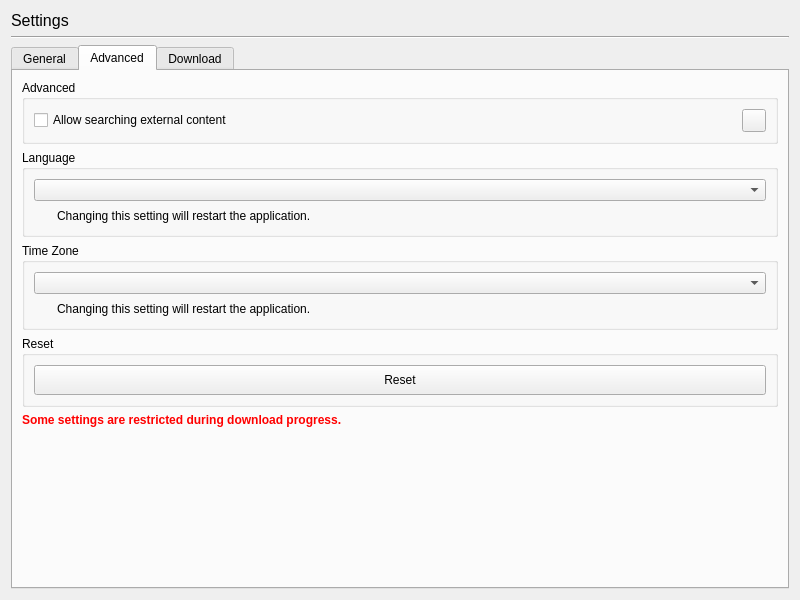
devhotteok/TwitchLink, file resources/ui/settings.ui: the form before one commit.
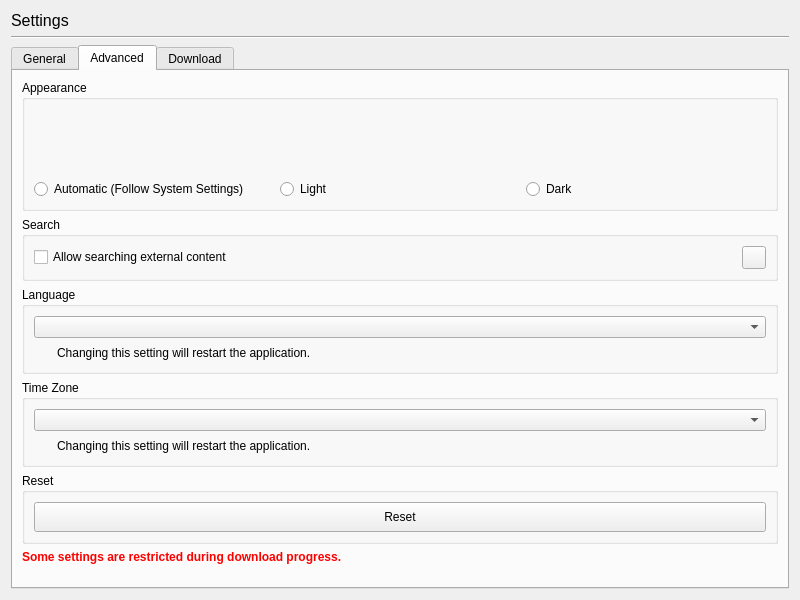
The form after the commit. The open tabs and pages were chosen to show the change. Icons and pictures are not drawn.

Patch:
```diff
--- a/resources/ui/settings.ui
+++ b/resources/ui/settings.ui
@@ -370,9 +370,150 @@
           </sizepolicy>
          </property>
          <property name="title">
-          <string>Advanced</string>
+          <string>Appearance</string>
          </property>
-         <layout class="QVBoxLayout" name="advancedAreaLayout">
+         <layout class="QHBoxLayout" name="themeAreaLayout">
+          <item>
+           <layout class="QVBoxLayout" name="automaticThemeAreaLayout">
+            <item>
+             <widget class="QLabel" name="automaticThemeIcon">
+              <property name="sizePolicy">
+               <sizepolicy hsizetype="Fixed" vsizetype="Fixed">
+                <horstretch>0</horstretch>
+                <verstretch>0</verstretch>
+               </sizepolicy>
+              </property>
+              <property name="minimumSize">
+               <size>
+                <width>64</width>
+                <height>64</height>
+               </size>
+              </property>
+              <property name="pixmap">
+               <pixmap>../icons/light/theme_automatic.svg</pixmap>
+              </property>
+              <property name="scaledContents">
+               <bool>true</bool>
+              </property>
+              <property name="alignment">
+               <set>Qt::AlignCenter</set>
+              </property>
+             </widget>
+            </item>
+            <item>
+             <widget class="QRadioButton" name="automaticThemeRadioButton">
+              <property name="minimumSize">
+               <size>
+                <width>220</width>
+                <height>0</height>
+               </size>
+              </property>
+              <property name="text">
+               <string>Automatic (Follow System Settings)</string>
+              </property>
+             </widget>
+            </item>
+           </layout>
+          </item>
+          <item>
+           <layout class="QVBoxLayout" name="lightThemeAreaLayout">
+            <item>
+             <widget class="QLabel" name="lightThemeIcon">
+              <property name="sizePolicy">
+               <sizepolicy hsizetype="Fixed" vsizetype="Fixed">
+                <horstretch>0</horstretch>
+                <verstretch>0</verstretch>
+               </sizepolicy>
+              </property>
+              <property name="minimumSize">
+               <size>
+                <width>64</width>
+                <height>64</height>
+               </size>
+              </property>
+              <property name="pixmap">
+               <pixmap>../icons/light/theme_light.svg</pixmap>
+              </property>
+              <property name="scaledContents">
+               <bool>true</bool>
+              </property>
+              <property name="alignment">
+               <set>Qt::AlignCenter</set>
+              </property>
+             </widget>
+            </item>
+            <item>
+             <widget class="QRadioButton" name="lightThemeRadioButton">
+              <property name="minimumSize">
+               <size>
+                <width>220</width>
+                <height>0</height>
+               </size>
+              </property>
+              <property name="text">
+               <string>Light</string>
+              </property>
+             </widget>
+            </item>
+           </layout>
+          </item>
+          <item>
+           <layout class="QVBoxLayout" name="darkThemeAreaLayout">
+            <item>
+             <widget class="QLabel" name="darkThemeIcon">
+              <property name="sizePolicy">
+               <sizepolicy hsizetype="Fixed" vsizetype="Fixed">
+                <horstretch>0</horstretch>
+                <verstretch>0</verstretch>
+               </sizepolicy>
+              </property>
+              <property name="minimumSize">
+               <size>
+                <width>64</width>
+                <height>64</height>
+               </size>
+              </property>
+              <property name="pixmap">
+               <pixmap>../icons/light/theme_dark.svg</pixmap>
+              </property>
+              <property name="scaledContents">
+               <bool>true</bool>
+              </property>
+              <property name="alignment">
+               <set>Qt::AlignCenter</set>
+              </property>
+             </widget>
+            </item>
+            <item>
+             <widget class="QRadioButton" name="darkThemeRadioButton">
+              <property name="minimumSize">
+               <size>
+                <width>220</width>
+                <height>0</height>
+               </size>
+              </property>
+              <property name="text">
+               <string>Dark</string>
+              </property>
+             </widget>
+            </item>
+           </layout>
+          </item>
+         </layout>
+        </widget>
+       </item>
+       <item>
+        <widget class="QGroupBox" name="searchArea">
+         <property name="sizePolicy">
+          <sizepolicy hsizetype="Preferred" vsizetype="Fixed">
+           <horstretch>0</horstretch>
+           <verstretch>0</verstretch>
+          </sizepolicy>
+         </property>
+         <property name="title">
+          <string>Search</string>
+         </property>
+         <layout class="QVBoxLayout" name="searchAreaLayout">
           <item>
            <widget class="QWidget" name="searchExternalContentArea" native="true">
             <layout class="QHBoxLayout" name="searchExternalContentAreaLayout">
```
Left out of the diff: 18 changed lines with no effect on the pictures.
